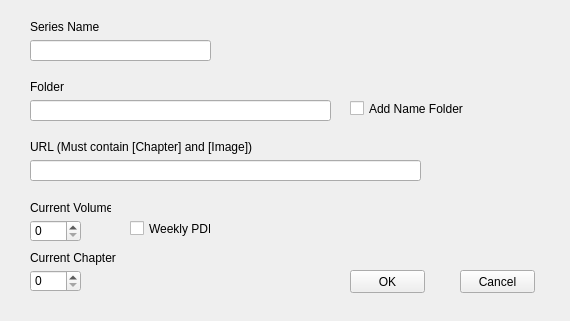
Old version of the form src/add.ui in the repository BadamBoum/GestionScans.
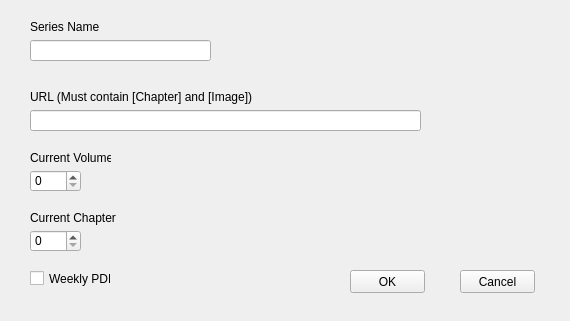
New version of the form.

Diff of the .ui file:
```diff
--- a/src/add.ui
+++ b/src/add.ui
@@ -17,7 +17,7 @@
    <property name="geometry">
     <rect>
      <x>30</x>
-     <y>220</y>
+     <y>170</y>
      <width>51</width>
      <height>22</height>
     </rect>
@@ -30,7 +30,7 @@
    <property name="geometry">
     <rect>
      <x>30</x>
-     <y>250</y>
+     <y>210</y>
      <width>101</width>
      <height>16</height>
     </rect>
@@ -43,7 +43,7 @@
    <property name="geometry">
     <rect>
      <x>30</x>
-     <y>270</y>
+     <y>230</y>
      <width>51</width>
      <height>22</height>
     </rect>
@@ -52,33 +52,11 @@
     <number>5000</number>
    </property>
   </widget>
-  <widget class="QWidget" name="layoutWidget">
-   <property name="geometry">
-    <rect>
-     <x>30</x>
-     <y>80</y>
-     <width>301</width>
-     <height>41</height>
-    </rect>
-   </property>
-   <layout class="QVBoxLayout" name="verticalLayout_2">
-    <item>
-     <widget class="QLabel" name="Folder">
-      <property name="text">
-       <string>Folder</string>
-      </property>
-     </widget>
-    </item>
-    <item>
-     <widget class="QLineEdit" name="TextFolder"/>
-    </item>
-   </layout>
-  </widget>
   <widget class="QWidget" name="layoutWidget_2">
    <property name="geometry">
     <rect>
      <x>30</x>
-     <y>140</y>
+     <y>90</y>
      <width>391</width>
      <height>41</height>
     </rect>
@@ -148,7 +126,7 @@
    <property name="geometry">
     <rect>
      <x>30</x>
-     <y>200</y>
+     <y>150</y>
      <width>81</width>
      <height>16</height>
     </rect>
@@ -157,24 +135,11 @@
     <string>Current Volume</string>
    </property>
   </widget>
-  <widget class="QCheckBox" name="AddCreateFolder">
-   <property name="geometry">
-    <rect>
-     <x>350</x>
-     <y>100</y>
-     <width>121</width>
-     <height>17</height>
-    </rect>
-   </property>
-   <property name="text">
-    <string>Add Name Folder</string>
-   </property>
-  </widget>
   <widget class="QCheckBox" name="BoxWeeklyPDF">
    <property name="geometry">
     <rect>
-     <x>130</x>
-     <y>220</y>
+     <x>30</x>
+     <y>270</y>
      <width>81</width>
      <height>17</height>
     </rect>
```
